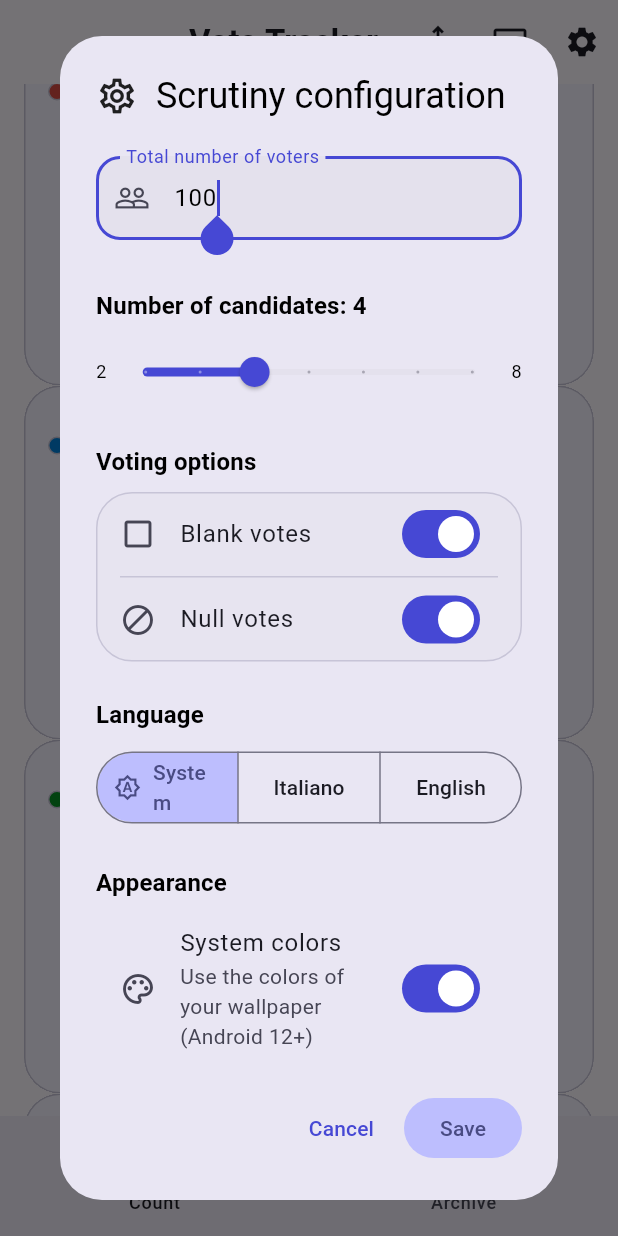
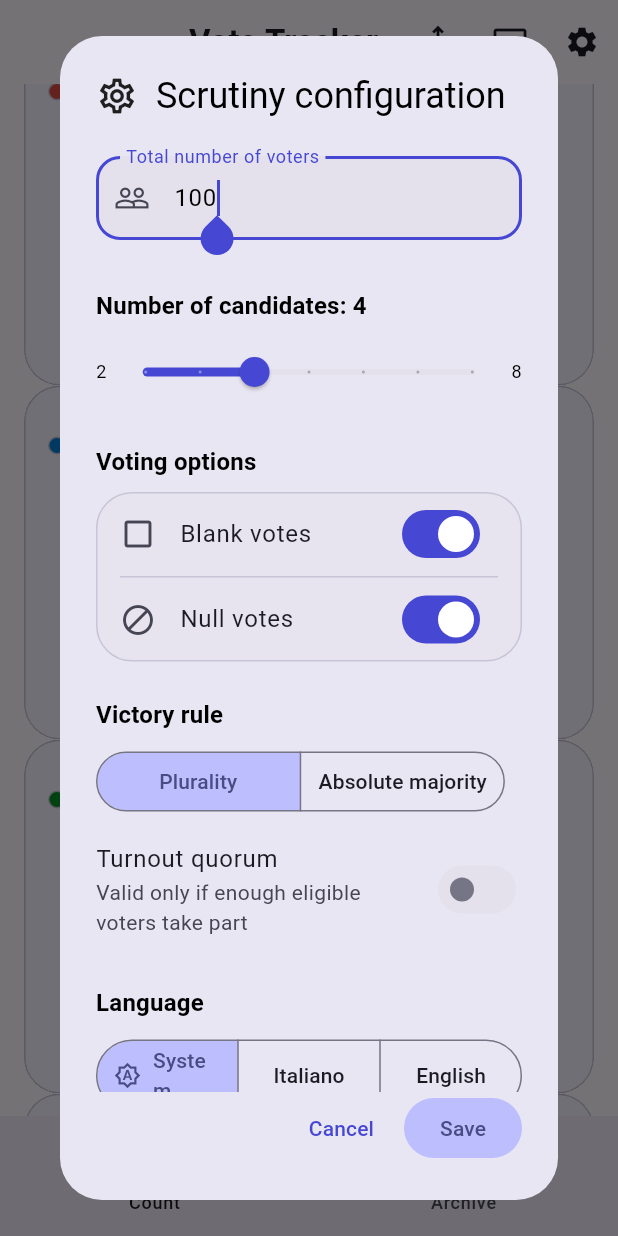
Before and after one commit to vantaggi/voto_tracker, a Flutter app: the screen it shows after launch, scrolled down 576 dp, after a tap on the "settings" icon, on a phone screen of 412 x 824 dp. Run offline on Flutter 3.47's test engine with Material 3 defaults, Android fonts, the phone set to English and light mode, and no system bars; drawn by our look-alikes of dynamic_color; our stand-ins replace cupertino_ui, file_picker, fl_chart, material_ui, pdf, printing and 4 more; statements that could not run were skipped.

Commit message:
feat(regole): maggioranza relativa o assoluta e quorum di affluenza
- Settings: victoryRule, eligibleVoters, quorumPercent (JSON compatibile,
  default = comportamento attuale)
- ScrutinyEngine.evaluate(rule, quorumReached): nuovi esiti noMajority
  (ballottaggio) e noQuorum; isInconclusive per l'aspetto di pareggio
- impostazioni: sezione Regola di vittoria + quorum (aventi diritto, %)
- Home, proiettore ed export mostrano Ballottaggio / Quorum non raggiunto
- test sull'engine per ogni regola e per il quorum

flutter analyze: No issues found! · flutter test: 87 verdi

Co-Authored-By: Claude Opus 5.5 <noreply@anthropic.com>
Claude-Session: https://claude.ai/code/session_01HWQCNvMJ4x2iwKFiDPdUZE

```diff
--- a/lib/domain/scrutiny_engine.dart
+++ b/lib/domain/scrutiny_engine.dart
@@ -1,9 +1,20 @@
 import 'package:voto_tracker/models/candidate.dart';
+import 'package:voto_tracker/models/settings.dart';
 
 /// Stato del vincitore. Identità stabile (non basata su stringhe):
-/// `mathematical` = vantaggio incolmabile a scrutinio aperto,
-/// `elected` = primo a scrutinio chiuso, `tie` = pareggio finale.
-enum WinnerStatus { none, mathematical, elected, tie }
+/// `mathematical` = vittoria già certa a scrutinio aperto,
+/// `elected` = vincitore a scrutinio chiuso, `tie` = pareggio finale,
+/// `noMajority` = maggioranza assoluta non raggiunta (serve un ballottaggio),
+/// `noQuorum` = affluenza sotto il quorum, elezione non valida.
+enum WinnerStatus { none, mathematical, elected, tie, noMajority, noQuorum }
+
+/// Esiti senza un vincitore da proclamare.
+extension WinnerStatusX on WinnerStatus {
+  bool get isInconclusive =>
+      this == WinnerStatus.tie ||
+      this == WinnerStatus.noMajority ||
+      this == WinnerStatus.noQuorum;
+}
 
 /// Esito di uno scrutinio calcolato da [ScrutinyEngine]. Tutti gli indici si
 /// riferiscono all'ordine dei candidati passato all'engine (quello mostrato a
@@ -78,14 +89,17 @@ class ScrutinyEngine {
     return order;
   }
 
-  /// Calcola totali, classifica, vincitore e magic number.
+  /// Calcola totali, classifica, vincitore e magic number secondo [rule].
   ///
   /// Solo i candidati [CandidateType.normal] possono vincere; bianche e nulle
-  /// contano nel totale scrutinato.
+  /// contano nel totale scrutinato. Con [quorumReached] falso nessun
+  /// vincitore viene proclamato ([WinnerStatus.noQuorum]).
   static ScrutinyOutcome evaluate({
     required List<CandidateType> types,
     required List<int> votes,
     required int totalVoters,
+    VictoryRule rule = VictoryRule.plurality,
+    bool quorumReached = true,
   }) {
     assert(types.length == votes.length);
     final order = ranking(votes);
@@ -96,6 +110,7 @@ class ScrutinyEngine {
 
     final total = votes.fold<int>(0, (sum, v) => sum + v);
     final remaining = totalVoters - total;
+    final closed = remaining <= 0 && total > 0;
     final valid = order.where((i) => types[i] == CandidateType.normal).toList();
 
     var status = WinnerStatus.none;
@@ -104,10 +119,16 @@ class ScrutinyEngine {
 
     if (valid.isNotEmpty) {
       final first = votes[valid[0]];
-      if (valid.length >= 2) {
-        final second = votes[valid[1]];
-        // Vantaggio incolmabile: anche se tutte le schede mancanti andassero
-        // al secondo, il primo resterebbe davanti.
+      final second = valid.length >= 2 ? votes[valid[1]] : null;
+      final tieAtTop = second != null && first == second && first > 0;
+      // Più della metà delle schede attese.
+      final majority = (totalVoters / 2).floor() + 1;
+
+      switch (rule) {
+        case VictoryRule.plurality:
+          if (second != null) {
+            // Vantaggio incolmabile: anche se tutte le schede mancanti
+            // andassero al secondo, il primo resterebbe davanti.
             if (remaining >= 0 && first - second > remaining) {
               status = WinnerStatus.mathematical;
               winner = valid[0];
@@ -115,17 +136,28 @@ class ScrutinyEngine {
             final needed = ((second + remaining - first) / 2).floor() + 1;
             votesToWin = needed < 0 ? 0 : needed;
           } else {
-        final majority = (totalVoters / 2).floor() + 1;
             votesToWin = first >= majority ? 0 : majority - first;
           }
+          if (closed) {
+            status = tieAtTop ? WinnerStatus.tie : WinnerStatus.elected;
+            winner = tieAtTop ? null : valid[0];
+          }
+        case VictoryRule.absoluteMajority:
+          votesToWin = first >= majority ? 0 : majority - first;
+          if (first >= majority) {
+            status = closed ? WinnerStatus.elected : WinnerStatus.mathematical;
+            winner = valid[0];
+          } else if (closed) {
+            status = tieAtTop ? WinnerStatus.tie : WinnerStatus.noMajority;
+          } else if (first + remaining < majority) {
+            // Nessuno può più arrivare alla maggioranza.
+            status = WinnerStatus.noMajority;
+          }
+      }
 
-      if (remaining <= 0 && total > 0) {
-        final tie =
-            valid.length >= 2 &&
-            votes[valid[0]] == votes[valid[1]] &&
-            votes[valid[0]] > 0;
-        status = tie ? WinnerStatus.tie : WinnerStatus.elected;
-        winner = tie ? null : valid[0];
+      if (!quorumReached && (closed || status != WinnerStatus.none)) {
+        status = WinnerStatus.noQuorum;
+        winner = null;
       }
     }
 
--- a/lib/l10n/app_en.arb
+++ b/lib/l10n/app_en.arb
@@ -121,5 +121,15 @@
   "archiveOpened": "Opened “{title}”",
   "@archiveOpened": {"placeholders": {"title": {"type": "String"}}},
   "archiveActions": "Actions for {title}",
-  "@archiveActions": {"placeholders": {"title": {"type": "String"}}}
+  "@archiveActions": {"placeholders": {"title": {"type": "String"}}},
+  "outcomeNoMajority": "Runoff",
+  "outcomeNoQuorum": "Quorum not reached",
+  "victoryRuleTitle": "Victory rule",
+  "rulePlurality": "Plurality",
+  "ruleAbsoluteMajority": "Absolute majority",
+  "ruleAbsoluteMajorityHint": "Wins whoever gets more than half of the ballots, blank and spoiled included",
+  "quorumTitle": "Turnout quorum",
+  "quorumSubtitle": "Valid only if enough eligible voters take part",
+  "eligibleVotersLabel": "Eligible voters",
+  "quorumPercentLabel": "Quorum (%)"
 }
--- a/lib/l10n/app_it.arb
+++ b/lib/l10n/app_it.arb
@@ -121,5 +121,15 @@
   "archiveOpened": "Aperto «{title}»",
   "@archiveOpened": {"placeholders": {"title": {"type": "String"}}},
   "archiveActions": "Azioni per {title}",
-  "@archiveActions": {"placeholders": {"title": {"type": "String"}}}
+  "@archiveActions": {"placeholders": {"title": {"type": "String"}}},
+  "outcomeNoMajority": "Ballottaggio",
+  "outcomeNoQuorum": "Quorum non raggiunto",
+  "victoryRuleTitle": "Regola di vittoria",
+  "rulePlurality": "Maggioranza relativa",
+  "ruleAbsoluteMajority": "Maggioranza assoluta",
+  "ruleAbsoluteMajorityHint": "Vince chi supera la metà delle schede, bianche e nulle comprese",
+  "quorumTitle": "Quorum di affluenza",
+  "quorumSubtitle": "Valido solo se votano abbastanza aventi diritto",
+  "eligibleVotersLabel": "Aventi diritto",
+  "quorumPercentLabel": "Quorum (%)"
 }
--- a/lib/l10n/app_localizations.dart
+++ b/lib/l10n/app_localizations.dart
@@ -679,6 +679,66 @@ abstract class AppLocalizations {
   /// In en, this message translates to:
   /// **'Actions for {title}'**
   String archiveActions(String title);
+
+  /// No description provided for @outcomeNoMajority.
+  ///
+  /// In en, this message translates to:
+  /// **'Runoff'**
+  String get outcomeNoMajority;
+
+  /// No description provided for @outcomeNoQuorum.
+  ///
+  /// In en, this message translates to:
+  /// **'Quorum not reached'**
+  String get outcomeNoQuorum;
+
+  /// No description provided for @victoryRuleTitle.
+  ///
+  /// In en, this message translates to:
+  /// **'Victory rule'**
+  String get victoryRuleTitle;
+
+  /// No description provided for @rulePlurality.
+  ///
+  /// In en, this message translates to:
+  /// **'Plurality'**
+  String get rulePlurality;
+
+  /// No description provided for @ruleAbsoluteMajority.
+  ///
+  /// In en, this message translates to:
+  /// **'Absolute majority'**
+  String get ruleAbsoluteMajority;
+
+  /// No description provided for @ruleAbsoluteMajorityHint.
+  ///
+  /// In en, this message translates to:
+  /// **'Wins whoever gets more than half of the ballots, blank and spoiled included'**
+  String get ruleAbsoluteMajorityHint;
+
+  /// No description provided for @quorumTitle.
+  ///
+  /// In en, this message translates to:
+  /// **'Turnout quorum'**
+  String get quorumTitle;
+
+  /// No description provided for @quorumSubtitle.
+  ///
+  /// In en, this message translates to:
+  /// **'Valid only if enough eligible voters take part'**
+  String get quorumSubtitle;
+
+  /// No description provided for @eligibleVotersLabel.
+  ///
+  /// In en, this message translates to:
+  /// **'Eligible voters'**
+  String get eligibleVotersLabel;
+
+  /// No description provided for @quorumPercentLabel.
+  ///
+  /// In en, this message translates to:
+  /// **'Quorum (%)'**
+  String get quorumPercentLabel;
 }
 
 class _AppLocalizationsDelegate
--- a/lib/l10n/app_localizations_en.dart
+++ b/lib/l10n/app_localizations_en.dart
@@ -320,4 +320,35 @@ class AppLocalizationsEn extends AppLocalizations {
   String archiveActions(String title) {
     return 'Actions for $title';
   }
+
+  @override
+  String get outcomeNoMajority => 'Runoff';
+
+  @override
+  String get outcomeNoQuorum => 'Quorum not reached';
+
+  @override
+  String get victoryRuleTitle => 'Victory rule';
+
+  @override
+  String get rulePlurality => 'Plurality';
+
+  @override
+  String get ruleAbsoluteMajority => 'Absolute majority';
+
+  @override
+  String get ruleAbsoluteMajorityHint =>
+      'Wins whoever gets more than half of the ballots, blank and spoiled included';
+
+  @override
+  String get quorumTitle => 'Turnout quorum';
+
+  @override
+  String get quorumSubtitle => 'Valid only if enough eligible voters take part';
+
+  @override
+  String get eligibleVotersLabel => 'Eligible voters';
+
+  @override
+  String get quorumPercentLabel => 'Quorum (%)';
 }
--- a/lib/models/settings.dart
+++ b/lib/models/settings.dart
@@ -1,5 +1,13 @@
 import 'dart:math' as math;
+
 import 'package:voto_tracker/utils/app_constants.dart';
+
+/// Regola per dichiarare il vincitore (FEAT-005).
+/// - `plurality`: maggioranza relativa, vince chi ha più voti (comportamento
+///   storico dell'app).
+/// - `absoluteMajority`: serve più della metà delle schede (bianche e nulle
+///   comprese); altrimenti il risultato è "maggioranza non raggiunta".
+enum VictoryRule { plurality, absoluteMajority }
 
 class Settings {
   int _totalVoters;
@@ -12,8 +20,32 @@ class Settings {
     int participantsCount = 4,
     this._showBlankVotes = true,
     this._showNullVotes = true,
-  })  : _totalVoters = math.max(1, totalVoters),
-        _participantsCount = math.max(AppStrings.minParticipants, participantsCount);
+    this.victoryRule = VictoryRule.plurality,
+    this.eligibleVoters,
+    this.quorumPercent,
+  }) : _totalVoters = math.max(1, totalVoters),
+       _participantsCount = math.max(
+         AppStrings.minParticipants,
+         participantsCount,
+       );
+
+  /// Regola di vittoria.
+  VictoryRule victoryRule;
+
+  /// Aventi diritto al voto, per il quorum di affluenza (null = nessun quorum).
+  int? eligibleVoters;
+
+  /// Quorum di affluenza in percentuale degli aventi diritto (null = nessuno).
+  int? quorumPercent;
+
+  /// Quorum attivo solo se sono impostati sia gli aventi diritto sia la soglia.
+  bool get hasQuorum =>
+      eligibleVoters != null && eligibleVoters! > 0 && quorumPercent != null;
+
+  /// Affluenza sufficiente: le schede attese ([totalVoters]) raggiungono la
+  /// soglia. Sempre vero se il quorum non è impostato.
+  bool get quorumReached =>
+      !hasQuorum || totalVoters * 100 >= eligibleVoters! * quorumPercent!;
 
   int get totalVoters => _totalVoters;
   int get participantsCount => _participantsCount;
@@ -32,6 +64,9 @@ class Settings {
     'participantsCount': _participantsCount,
     'showBlankVotes': _showBlankVotes,
     'showNullVotes': _showNullVotes,
+    'victoryRule': victoryRule.name,
+    'eligibleVoters': eligibleVoters,
+    'quorumPercent': quorumPercent,
   };
 
   factory Settings.fromJson(Map<String, dynamic> json) {
@@ -40,6 +75,12 @@ class Settings {
       participantsCount: json['participantsCount'] ?? 4,
       showBlankVotes: json['showBlankVotes'] ?? true,
       showNullVotes: json['showNullVotes'] ?? true,
+      victoryRule: VictoryRule.values.firstWhere(
+        (r) => r.name == json['victoryRule'],
+        orElse: () => VictoryRule.plurality,
+      ),
+      eligibleVoters: (json['eligibleVoters'] as num?)?.toInt(),
+      quorumPercent: (json['quorumPercent'] as num?)?.toInt(),
     );
   }
 }
--- a/lib/screens/settings_dialog.dart
+++ b/lib/screens/settings_dialog.dart
@@ -20,6 +20,10 @@ class _SettingsDialogState extends State<SettingsDialog> {
   late double _participantsCount;
   late bool _showBlankVotes;
   late bool _showNullVotes;
+  late VictoryRule _rule;
+  late bool _quorumOn;
+  late TextEditingController _eligibleController;
+  late TextEditingController _quorumController;
 
   @override
   void initState() {
@@ -31,11 +35,21 @@ class _SettingsDialogState extends State<SettingsDialog> {
     _participantsCount = settings.participantsCount.toDouble();
     _showBlankVotes = settings.showBlankVotes;
     _showNullVotes = settings.showNullVotes;
+    _rule = settings.victoryRule;
+    _quorumOn = settings.hasQuorum;
+    _eligibleController = TextEditingController(
+      text: settings.eligibleVoters?.toString() ?? '',
+    );
+    _quorumController = TextEditingController(
+      text: (settings.quorumPercent ?? 50).toString(),
+    );
   }
 
   @override
   void dispose() {
     _totalVotersController.dispose();
+    _eligibleController.dispose();
+    _quorumController.dispose();
     super.dispose();
   }
 
@@ -144,6 +158,9 @@ class _SettingsDialogState extends State<SettingsDialog> {
             ),
 
             const SizedBox(height: AppSpacing.xl),
+            _buildRulesSection(context),
+
+            const SizedBox(height: AppSpacing.xl),
             Text(
               l10n.language,
               style: Theme.of(context).textTheme.titleMedium
@@ -248,6 +265,13 @@ class _SettingsDialogState extends State<SettingsDialog> {
               participantsCount: _participantsCount.toInt(),
               showBlankVotes: _showBlankVotes,
               showNullVotes: _showNullVotes,
+              victoryRule: _rule,
+              eligibleVoters: _quorumOn
+                  ? int.tryParse(_eligibleController.text)
+                  : null,
+              quorumPercent: _quorumOn
+                  ? int.tryParse(_quorumController.text)?.clamp(1, 100)
+                  : null,
             );
 
             final provider = context.read<ScrutinyProvider>();
@@ -267,6 +291,81 @@ class _SettingsDialogState extends State<SettingsDialog> {
     );
   }
 
+  /// FEAT-005: regola di vittoria e quorum di affluenza.
+  Widget _buildRulesSection(BuildContext context) {
+    final l10n = context.l10n;
+    final textTheme = Theme.of(context).textTheme;
+    return Column(
+      crossAxisAlignment: CrossAxisAlignment.start,
+      children: [
+        Text(
+          l10n.victoryRuleTitle,
+          style: textTheme.titleMedium?.copyWith(fontWeight: FontWeight.bold),
+        ),
+        const SizedBox(height: AppSpacing.s),
+        SegmentedButton<VictoryRule>(
+          showSelectedIcon: false,
+          segments: [
+            ButtonSegment(
+              value: VictoryRule.plurality,
+              label: Text(l10n.rulePlurality),
+            ),
+            ButtonSegment(
+              value: VictoryRule.absoluteMajority,
+              label: Text(l10n.ruleAbsoluteMajority),
+            ),
+          ],
+          selected: {_rule},
+          onSelectionChanged: (s) => setState(() => _rule = s.first),
+        ),
+        if (_rule == VictoryRule.absoluteMajority)
+          Padding(
+            padding: const EdgeInsets.only(top: AppSpacing.s),
+            child: Text(
+              l10n.ruleAbsoluteMajorityHint,
+              style: textTheme.bodySmall,
+            ),
+          ),
+        const SizedBox(height: AppSpacing.s),
+        SwitchListTile(
+          contentPadding: EdgeInsets.zero,
+          title: Text(l10n.quorumTitle),
+          subtitle: Text(l10n.quorumSubtitle),
+          value: _quorumOn,
+          onChanged: (v) => setState(() => _quorumOn = v),
+        ),
+        if (_quorumOn)
+          Row(
+            children: [
+              Expanded(
+                flex: 3,
+                child: TextField(
+                  key: const ValueKey('eligibleVoters'),
+                  controller: _eligibleController,
+                  keyboardType: TextInputType.number,
+                  decoration: InputDecoration(
+                    labelText: l10n.eligibleVotersLabel,
+                  ),
+                ),
+              ),
+              const SizedBox(width: AppSpacing.m),
+              Expanded(
+                flex: 2,
+                child: TextField(
+                  key: const ValueKey('quorumPercent'),
+                  controller: _quorumController,
+                  keyboardType: TextInputType.number,
+                  decoration: InputDecoration(
+                    labelText: l10n.quorumPercentLabel,
+                  ),
+                ),
+              ),
+            ],
+          ),
+      ],
+    );
+  }
+
   String _localeKey(Locale? locale) =>
       locale == null ? 'system' : locale.languageCode;
 }
--- a/lib/widgets/stats_header.dart
+++ b/lib/widgets/stats_header.dart
@@ -26,7 +26,7 @@ class StatsHeader extends StatelessWidget {
                 horizontal: AppSpacing.l,
               ),
               decoration: BoxDecoration(
-                color: provider.isTie
+                color: provider.isInconclusive
                     ? colorScheme.tertiaryContainer
                     : colorScheme.primaryContainer,
                 borderRadius: BorderRadius.circular(AppShapes.extraLargeCard),
@@ -43,7 +43,7 @@ class StatsHeader extends StatelessWidget {
                   Text(
                     localizedWinnerLabel(l10n, provider.winnerStatus) ?? '',
                     style: TextStyle(
-                      color: provider.isTie
+                      color: provider.isInconclusive
                           ? colorScheme.onTertiaryContainer
                           : colorScheme.onPrimaryContainer,
                       fontWeight: FontWeight.bold,
@@ -52,12 +52,15 @@ class StatsHeader extends StatelessWidget {
                   ),
                   const SizedBox(height: AppSpacing.s),
                   Text(
-                    (provider.isTie ? l10n.tie : (provider.winnerName ?? ''))
-                        .toUpperCase(),
+                    localizedOutcomeHeadline(
+                      l10n,
+                      provider.winnerStatus,
+                      provider.winnerName,
+                    ).toUpperCase(),
                     textAlign: TextAlign.center,
                     style: Theme.of(context).textTheme.headlineLarge?.copyWith(
                       fontWeight: FontWeight.w900,
-                      color: provider.isTie
+                      color: provider.isInconclusive
                           ? colorScheme.onTertiaryContainer
                           : colorScheme.onPrimaryContainer,
                       height: 1.1,
```
Also changed, not shown: lib/l10n/app_localizations_it.dart (+32 -0 lines), lib/l10n/l10n_ext.dart (+23 -0 lines), lib/providers/scrutiny_provider.dart (+14 -1 lines), lib/screens/projector_mode_screen.dart (+8 -6 lines), lib/services/export_controller.dart (+7 -1 lines), 1 other file. Lines whose indentation alone changed are shown as unchanged.
